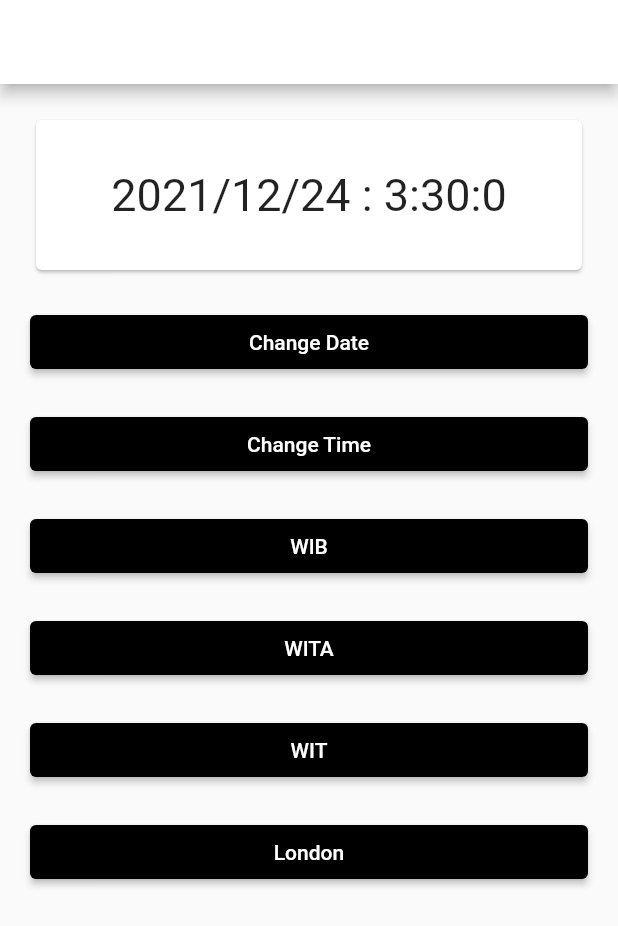
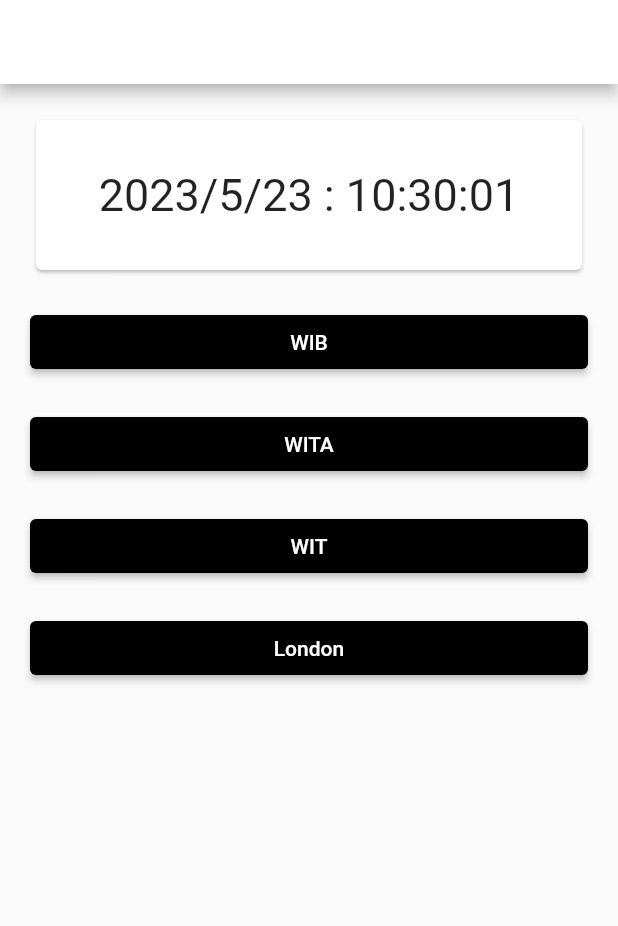
Before and after one commit to Davitsep/tpm-tugas_akhir, a Flutter app: the Dateandtime screen opened directly, on a phone screen of 412 x 824 dp. Shown: the top 926 px of the screen. Run offline on Flutter 3.47's test engine with Material 2 defaults, Android fonts, the phone set to English and light mode, and no system bars; our stand-ins replace hive, hive_flutter, shared_preferences, timezone; missing offline and left inert: encrypt; accounts and stored records are empty; Roboto replaces fonts that are missing (Alkatra).

Commit message:
change time

```diff
--- a/lib/view/register_page.dart
+++ b/lib/view/register_page.dart
@@ -1,5 +1,4 @@
 import 'package:flutter/material.dart';
-import 'package:shared_preference/hive_service.dart';
 import 'package:shared_preference/shared_preferences_service.dart';
 import 'package:encrypt/encrypt.dart' as encrypt;
 
--- a/lib/view/waktu.dart
+++ b/lib/view/waktu.dart
@@ -1,26 +1,50 @@
 import 'package:flutter/material.dart';
-import 'package:flutter/src/widgets/framework.dart';
-import 'package:flutter/src/widgets/placeholder.dart';
-import 'package:timezone/timezone.dart';
 import 'package:timezone/timezone.dart' as tz;
 import 'package:timezone/data/latest.dart' as tz;
 import 'dart:async';
 
 class Dateandtime extends StatefulWidget {
-  const Dateandtime({super.key});
+  const Dateandtime({Key? key}) : super(key: key);
 
   @override
   State<Dateandtime> createState() => _DateandtimeState();
 }
 
 class _DateandtimeState extends State<Dateandtime> {
-  DateTime datetime = DateTime(2021, 12, 24, 3, 30);
+  late DateTime datetime;
+  late Timer timer;
+  late String selectedTime;
+
+  @override
+  void initState() {
+    super.initState();
+    datetime = DateTime.now();
+    selectedTime = formatDate(datetime);
+    timer = Timer.periodic(const Duration(seconds: 1), (_) {
+      setState(() {
+        datetime = datetime.add(const Duration(seconds: 1));
+        selectedTime = formatDate(datetime);
+      });
+    });
+  }
+
+  @override
+  void dispose() {
+    super.dispose();
+    timer.cancel();
+  }
+
+  String formatDate(DateTime dateTime) {
+    return '${dateTime.year.toString()}/${dateTime.month.toString()}/${dateTime.day.toString()} : ${dateTime.hour.toString().padLeft(2, '0')}:${dateTime.minute.toString().padLeft(2, '0')}:${dateTime.second.toString().padLeft(2, '0')}';
+  }
 
   @override
   Widget build(BuildContext context) {
     return Scaffold(
       appBar: AppBar(
-          title: const Text("Date and Time"), backgroundColor: Colors.white),
+        title: const Text("Date and Time"),
+        backgroundColor: Colors.white,
+      ),
       body: Container(
         padding: const EdgeInsets.all(20.0),
         child: Column(
@@ -31,114 +55,83 @@ class _DateandtimeState extends State<Dateandtime> {
                 height: 100.0,
                 child: Center(
                   child: Text(
-                        '${datetime.year.toString()}/${datetime.month.toString()}/${datetime.day.toString()} : ${datetime.hour.toString()}:${datetime.minute.toString()}:${datetime.second.toString()}',
-                        style: const TextStyle(
-                            fontSize: 30.0, fontFamily: 'Alkatra'),
-                      )))),
+                    selectedTime,
+                    style:
+                        const TextStyle(fontSize: 30.0, fontFamily: 'Alkatra'),
+                  ),
+                ),
+              ),
+            ),
             const SizedBox(
               height: 20.0,
             ),
             ElevatedButton(
-                  style:
-                      ElevatedButton.styleFrom(backgroundColor: Colors.black),
-                  onPressed: () async {
-                    var date = await pickDate();
-                    if (date == null) return;
-                    setState(() {
-                      datetime = date;
-                    });
-                  },
-                  child: const Text("Change Date")),
-              const SizedBox(
-                height: 20.0,
-              ),
-              ElevatedButton(
-                  style:
-                      ElevatedButton.styleFrom(backgroundColor: Colors.black),
-                  onPressed: () async {
-                    var time = await pickTime();
-                    if (time == null) return;
-                    setState(() {
-                      datetime = DateTime(
-                        datetime.year,
-                        datetime.month,
-                        datetime.day,
-                        time.hour,
-                        time.minute,
-                      );
-                    });
-                  },
-                  child: const Text("Change Time")),
-              const SizedBox(
-                height: 20.0,
-              ),
-              ElevatedButton(
-                  style:
-                      ElevatedButton.styleFrom(backgroundColor: Colors.black),
+              style: ElevatedButton.styleFrom(backgroundColor: Colors.black),
               onPressed: () {
                 tz.initializeTimeZones();
                 setState(() {
                   var jakarta = tz.getLocation('Asia/Jakarta');
                   datetime = tz.TZDateTime.now(jakarta);
+                  selectedTime = formatDate(datetime);
                 });
               },
-                  child: const Text("WIB")),
+              child: const Text("WIB"),
+            ),
             const SizedBox(
               height: 20.0,
             ),
             ElevatedButton(
-                  style:
-                      ElevatedButton.styleFrom(backgroundColor: Colors.black),
+              style: ElevatedButton.styleFrom(backgroundColor: Colors.black),
               onPressed: () {
                 tz.initializeTimeZones();
                 setState(() {
                   var makassar = tz.getLocation('Asia/Makassar');
                   datetime = tz.TZDateTime.now(makassar);
+                  selectedTime = formatDate(datetime);
                 });
               },
-                  child: const Text("WITA")),
+              child: const Text("WITA"),
+            ),
             const SizedBox(
               height: 20.0,
             ),
             ElevatedButton(
-                  style:
-                      ElevatedButton.styleFrom(backgroundColor: Colors.black),
+              style: ElevatedButton.styleFrom(backgroundColor: Colors.black),
               onPressed: () {
                 tz.initializeTimeZones();
                 setState(() {
                   var jayapura = tz.getLocation('Asia/Jayapura');
-
                   datetime = tz.TZDateTime.now(jayapura);
+                  selectedTime = formatDate(datetime);
                 });
               },
-                  child: const Text("WIT")),
+              child: const Text("WIT"),
+            ),
             const SizedBox(
               height: 20.0,
             ),
             ElevatedButton(
-                  style:
-                      ElevatedButton.styleFrom(backgroundColor: Colors.black),
+              style: ElevatedButton.styleFrom(backgroundColor: Colors.black),
               onPressed: () {
                 tz.initializeTimeZones();
                 setState(() {
                   var london = tz.getLocation('Europe/London');
-
                   datetime = tz.TZDateTime.now(london);
+                  selectedTime = formatDate(datetime);
                 });
               },
-                  child: const Text("London")),
+              child: const Text("London"),
+            ),
           ],
-          )),
+        ),
+      ),
     );
   }
+}
 
-  Future<DateTime?> pickDate() => showDatePicker(
-      context: context,
-      initialDate: datetime,
-      firstDate: DateTime(1990),
-      lastDate: DateTime(2030));
-
-  Future<TimeOfDay?> pickTime() => showTimePicker(
-      context: context,
-      initialTime: TimeOfDay(hour: datetime.hour, minute: datetime.minute));
+void main() {
+  runApp(MaterialApp(
+    title: 'Date and Time',
+    home: Dateandtime(),
+  ));
 }
--- a/pubspec.yaml
+++ b/pubspec.yaml
@@ -43,6 +43,7 @@ dependencies:
   http: ^0.13.6
   bcrypt: ^1.1.3
   encrypt: ^5.0.1
+  intl: ^0.18.1
 
 dev_dependencies:
   flutter_test:
```
Also changed, not shown: pubspec.lock. Lines whose indentation alone changed are shown as unchanged.
